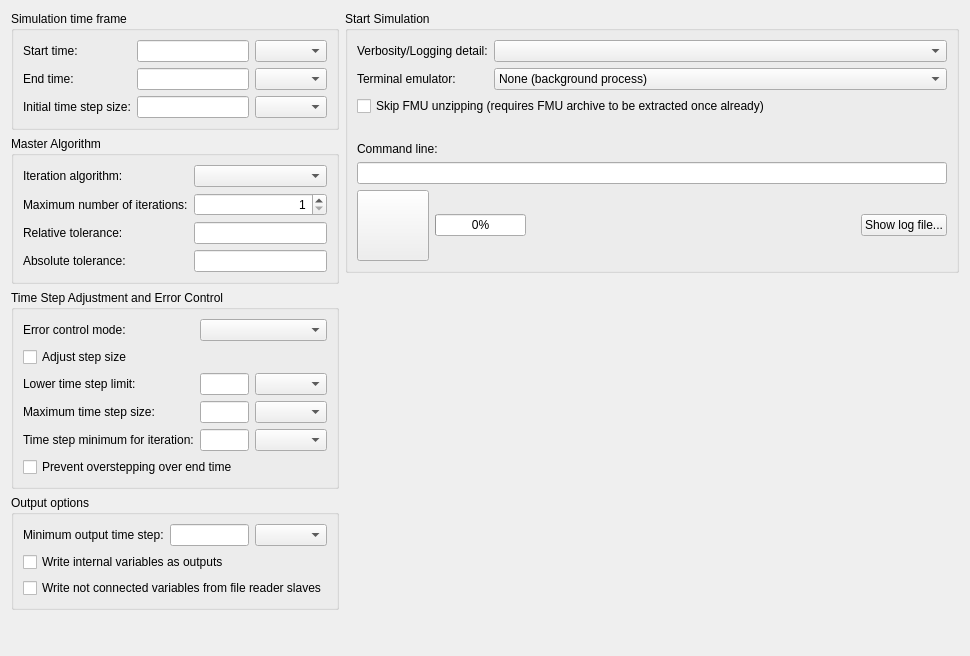
This is MasterSimulatorUI/src/MSIMViewSimulation.ui in ghorwin/MasterSim as Qt 5 draws it before an edit. The edited form follows.
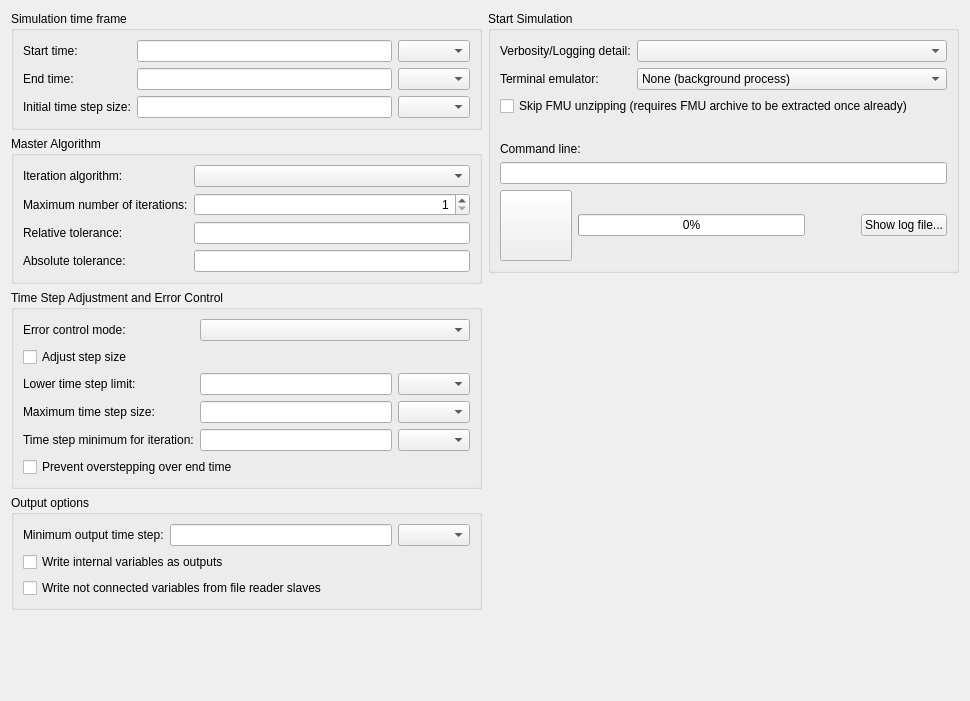
This is the edited form. Icons and pictures are not drawn.

The edit to the form file:
```diff
--- a/MasterSimulatorUI/src/MSIMViewSimulation.ui
+++ b/MasterSimulatorUI/src/MSIMViewSimulation.ui
@@ -7,7 +7,7 @@
     <x>0</x>
     <y>0</y>
     <width>970</width>
-    <height>656</height>
+    <height>701</height>
    </rect>
   </property>
   <property name="windowTitle">
@@ -391,11 +391,14 @@
         <item>
          <spacer name="horizontalSpacer">
           <property name="orientation">
-           <enum>Qt::Horizontal</enum>
+           <enum>Qt::Orientation::Horizontal</enum>
+          </property>
+          <property name="sizeType">
+           <enum>QSizePolicy::Policy::Preferred</enum>
           </property>
           <property name="sizeHint" stdset="0">
            <size>
-            <width>472</width>
+            <width>50</width>
             <height>20</height>
            </size>
           </property>
```
Left out of the diff: 10 changed lines with no effect on the pictures.
